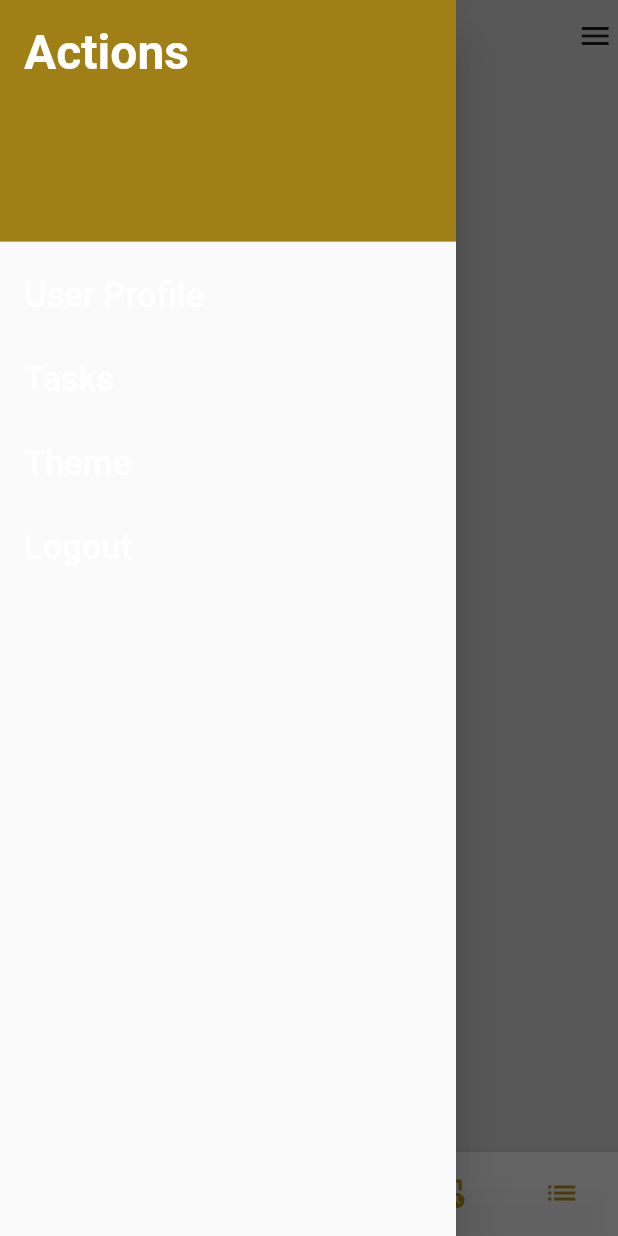
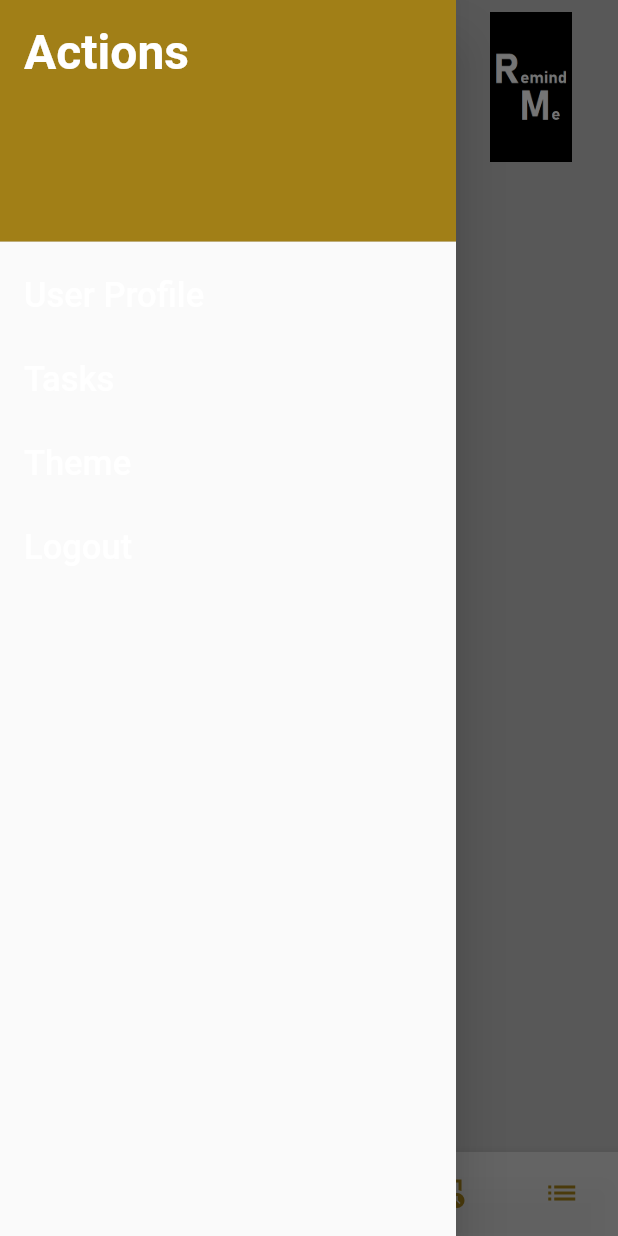
Before and after one commit to Edi013/RemindMe, a Flutter app: the PortraitScaffold screen opened directly with empty values, with the side drawer open, on a phone screen of 412 x 824 dp. Run offline on Flutter 3.47's test engine with Material 3 defaults, Android fonts, the phone set to English and light mode, and no system bars; our stand-ins replace auto_route, dio, get_it, shared_preferences, sidebarx; missing offline and left inert: jwt_decode_full; accounts and stored records are empty.

Commit message:
modify portrait mode

```diff
--- a/remind_me_fe/lib/core/bar/presentation/layout_by_orientation.dart
+++ b/remind_me_fe/lib/core/bar/presentation/layout_by_orientation.dart
@@ -151,21 +151,20 @@ class PortraitScaffold extends StatelessWidget {
 
   @override
   Widget build(BuildContext context) {
-    double width = MediaQuery.of(context).size.width;
-    double height = MediaQuery.of(context).size.height;
+    final GlobalKey<ScaffoldState> scaffoldKey = GlobalKey<ScaffoldState>();
 
-    final GlobalKey<ScaffoldState> scaffoldKey = GlobalKey<ScaffoldState>();
     return Scaffold(
       key: scaffoldKey,
-      body: Row(
+      body: Column(
+        children: [
+          Row(
             mainAxisAlignment: MainAxisAlignment.spaceBetween,
+            crossAxisAlignment: CrossAxisAlignment.start,
             children: [
-          SizedBox(
-            width: width * minimizeContentParameter,
-            height: height,
-            child: Column(
-              mainAxisAlignment: MainAxisAlignment.start,
-              children: [
+              const Padding(
+                padding: EdgeInsets.all(8.0),
+                child: BurgerButton(),
+              ),
               IconButton(
                 icon: Image.asset('assets/images/rm_logo_portrait.png'),
                 iconSize: 100,
@@ -175,13 +174,9 @@ class PortraitScaffold extends StatelessWidget {
               ),
             ],
           ),
-          ),
-          SizedBox(
-            width: width * (1 - 1.95 * minimizeContentParameter),
-            height: height,
+          Expanded(
             child: child,
           ),
-          const BurgerButton()
         ],
       ),
       drawer: const RoutesDrawer(),
--- a/remind_me_fe/lib/features/todos/presentation/widgets/todo_list_builder_widget.dart
+++ b/remind_me_fe/lib/features/todos/presentation/widgets/todo_list_builder_widget.dart
@@ -35,7 +35,6 @@ Scaffold buildListFromTodos(BuildContext context, String todoListName) {
 
   return Scaffold(
     body: Container(
-      padding: const EdgeInsets.all(16.0),
       child: Card(
         elevation: 5.0,
         shape: RoundedRectangleBorder(
@@ -68,6 +67,7 @@ Scaffold buildListFromTodos(BuildContext context, String todoListName) {
                           ),
                           subtitle: Row(
                             mainAxisAlignment: MainAxisAlignment.start,
+                            crossAxisAlignment: CrossAxisAlignment.start,
                             children: [
                               _buildCheckboxForTodo(
                                   todo, provider, index, todoListName),
@@ -83,14 +83,14 @@ Scaffold buildListFromTodos(BuildContext context, String todoListName) {
                                       //maxHeight: double.infinity,
                                       maxWidth:
                                           MediaQuery.of(context).size.width *
-                                              0.6,
+                                              0.5,
                                     ),
                                     child: Text(
                                       "Description: \n ${todo.description}",
-                                      style: TextStyle(
+                                      style: const TextStyle(
                                         fontSize: kFontSize,
                                       ),
-                                      //maxLines: null,
+                                      maxLines: null,
                                     ),
                                   ),
 
```
Lines whose indentation alone changed are shown as unchanged.
